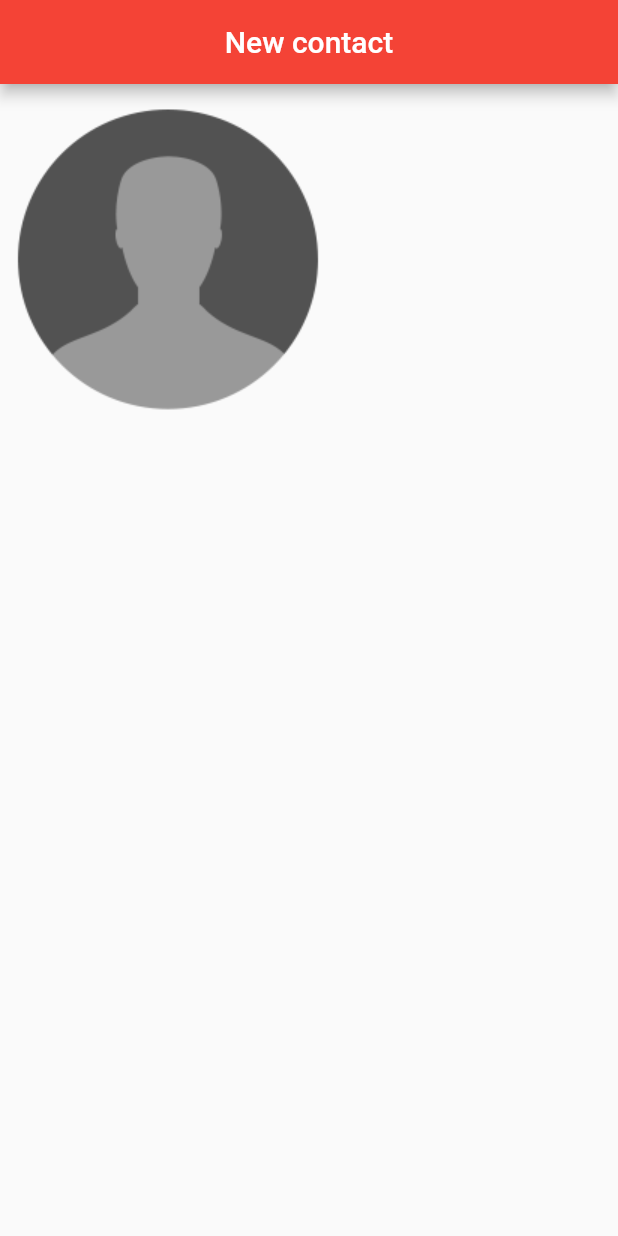
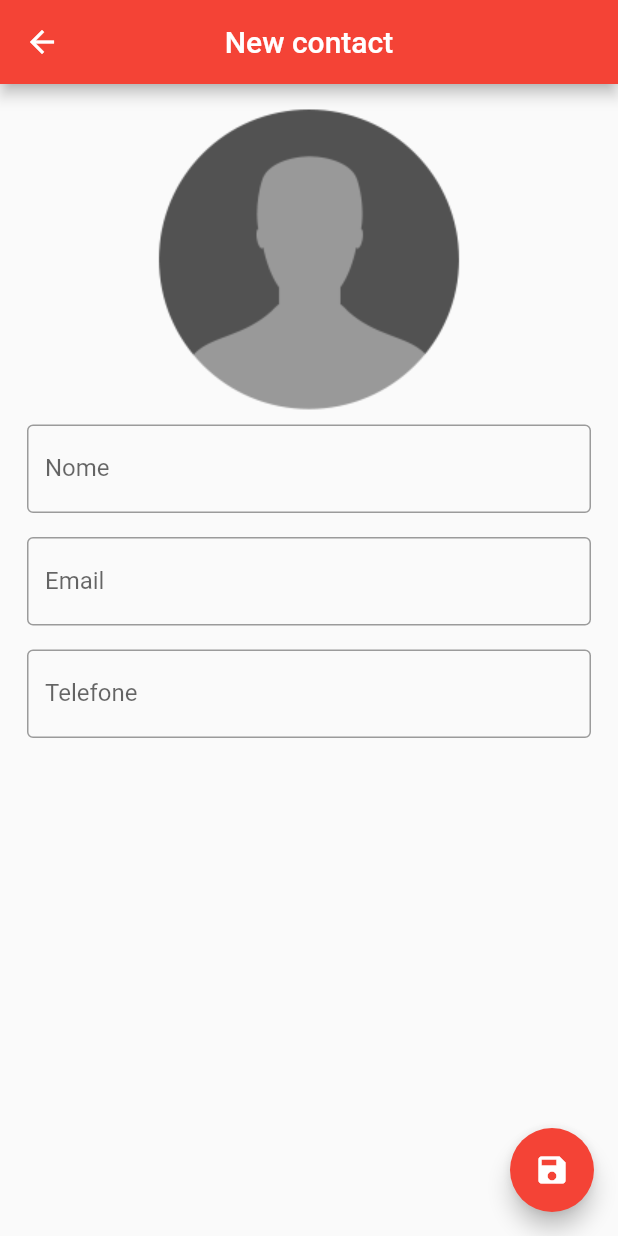
Before and after one commit to yuritoledo/contacts_list, a Flutter app: the ContactForm screen opened directly, on a phone screen of 412 x 824 dp. Run offline on Flutter 3.47's test engine with Material 2 defaults, Android fonts, the phone set to English and light mode, and no system bars; our stand-ins replace sqflite; accounts and stored records are empty.

```diff
--- a/lib/main.dart
+++ b/lib/main.dart
@@ -1,4 +1,4 @@
-import 'package:contacts_list/ui/contact_form.dart';
+import 'package:contacts_list/ui/home.dart';
 import 'package:flutter/material.dart';
 
 void main() => runApp(App());
@@ -8,7 +8,7 @@ class App extends StatelessWidget {
   Widget build(BuildContext context) {
     return MaterialApp(
       title: 'Contact list',
-      home: ContactForm(),
+      home: Home(),
     );
   }
 }
--- a/lib/ui/contact_form.dart
+++ b/lib/ui/contact_form.dart
@@ -15,15 +15,33 @@ class ContactForm extends StatefulWidget {
 class _ContactFormState extends State<ContactForm> {
   Contact contact;
 
+  final _nameCtrl = TextEditingController();
+  final _emailCtrl = TextEditingController();
+  final _phoneCtrl = TextEditingController();
+
   @override
   void initState() {
     super.initState();
 
     if (widget.contact != null) {
       contact = Contact.fromMap(widget.contact.toMap());
+
+      _nameCtrl.text = contact.name;
+      _emailCtrl.text = contact.email;
+      _phoneCtrl.text = contact.phone;
     } else {
       contact = Contact();
     }
+  }
+
+  Future<void> _saveContact() async {
+    final contact = Contact(
+      name: _nameCtrl.text,
+      email: _emailCtrl.text,
+      phone: _phoneCtrl.text,
+    );
+    final c = await ContactHelper().saveContact(contact);
+    print(c);
   }
 
   @override
@@ -34,14 +52,46 @@ class _ContactFormState extends State<ContactForm> {
         backgroundColor: Colors.red,
         centerTitle: true,
       ),
+      floatingActionButton: FloatingActionButton(
+        onPressed: _saveContact,
+        child: Icon(Icons.save),
+        backgroundColor: Colors.red,
+      ),
       body: SingleChildScrollView(
         padding: EdgeInsets.symmetric(horizontal: 10.0, vertical: 15.0),
         child: Column(
+          crossAxisAlignment: CrossAxisAlignment.center,
           children: <Widget>[
             Image(
                 image: contact.img == null
                     ? AssetImage('images/avatar.png')
-                    : FileImage(File(contact.img)))
+                    : FileImage(File(contact.img))),
+            Padding(
+              padding: EdgeInsets.all(8.0),
+              child: TextField(
+                controller: _nameCtrl,
+                decoration: InputDecoration(
+                    labelText: 'Nome', border: OutlineInputBorder()),
+              ),
+            ),
+            Padding(
+              padding: EdgeInsets.all(8.0),
+              child: TextField(
+                controller: _emailCtrl,
+                keyboardType: TextInputType.emailAddress,
+                decoration: InputDecoration(
+                    labelText: 'Email', border: OutlineInputBorder()),
+              ),
+            ),
+            Padding(
+              padding: EdgeInsets.all(8.0),
+              child: TextField(
+                controller: _phoneCtrl,
+                keyboardType: TextInputType.phone,
+                decoration: InputDecoration(
+                    labelText: 'Telefone', border: OutlineInputBorder()),
+              ),
+            )
           ],
         ),
       ),
```
